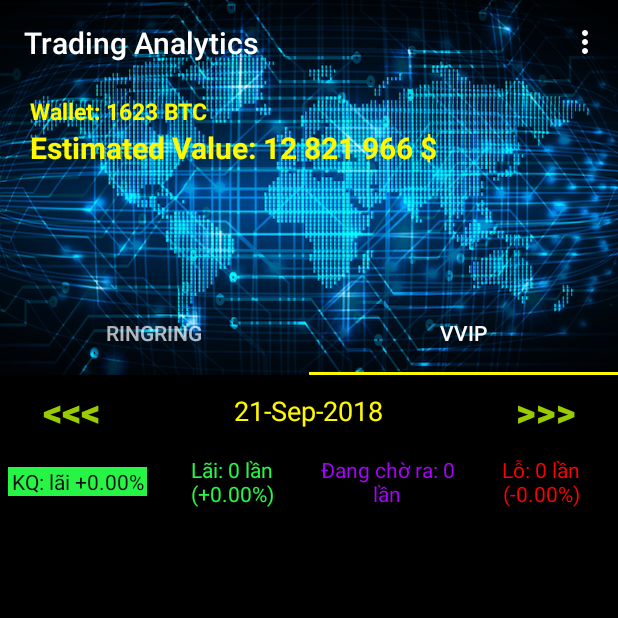
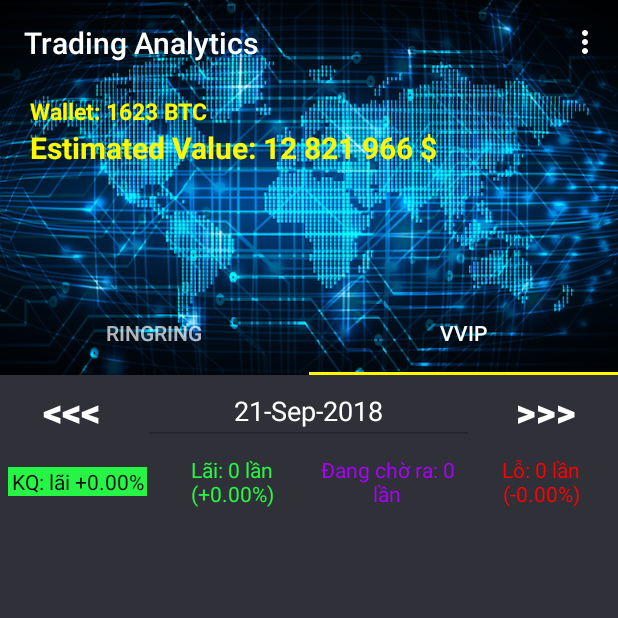
Before and after one commit to thanhvt/TraderPro, an Android app: the screen it shows after launch (ScrollingActivity), tab 2 chosen, on a phone screen of 412 x 824 dp, the top half of it. Run offline under Robolectric (Android 15) with nearby library versions, the phone set to English and light mode, and no system bars; our stand-ins replace Picasso; libraries missing offline, so code that uses them is left out: com.binance.api; pictures from the network do not load.

Commit message:
Update UI

```diff
--- a/app/src/main/java/com/traderpro/thanhvt/VVipActivityFragment.java
+++ b/app/src/main/java/com/traderpro/thanhvt/VVipActivityFragment.java
@@ -8,7 +8,6 @@ import android.os.Bundle;
 import android.os.Environment;
 import android.os.Handler;
 import android.support.annotation.Nullable;
-import android.support.design.widget.FloatingActionButton;
 import android.support.v4.app.Fragment;
 import android.support.v4.widget.SwipeRefreshLayout;
 import android.telephony.TelephonyManager;
@@ -16,7 +15,6 @@ import android.util.Log;
 import android.view.LayoutInflater;
 import android.view.View;
 import android.view.ViewGroup;
-import android.widget.AbsListView;
 import android.widget.Button;
 import android.widget.EditText;
 import android.widget.ListView;
@@ -76,7 +74,7 @@ public class VVipActivityFragment extends Fragment {
     int lanLai = 0, lanCho = 0, lanLo = 0;
     Double dLai = 0D, dLo = 0D, dTong = 0D;
 
-    FloatingActionButton fab;
+    //    FloatingActionButton fab;
     private static final int PERMISSIONS_REQUEST_READ_PHONE_STATE = 999;
 
     private TelephonyManager mTelephonyManager;
@@ -109,13 +107,13 @@ public class VVipActivityFragment extends Fragment {
         int ngay = rightNow.get(Calendar.DAY_OF_MONTH);
         int hour = rightNow.get(Calendar.HOUR_OF_DAY);
         int min = rightNow.get(Calendar.MINUTE);
-        fab = (FloatingActionButton) view.findViewById(R.id.fab);
-        fab.setOnClickListener(new View.OnClickListener() {
-            @Override
-            public void onClick(View view) {
-                getFile(c.get(Calendar.YEAR), c.get(Calendar.MONTH) + 1, c.get(Calendar.DAY_OF_MONTH));
-            }
-        });
+//        fab = (FloatingActionButton) view.findViewById(R.id.fab);
+//        fab.setOnClickListener(new View.OnClickListener() {
+//            @Override
+//            public void onClick(View view) {
+//                getFile(c.get(Calendar.YEAR), c.get(Calendar.MONTH) + 1, c.get(Calendar.DAY_OF_MONTH));
+//            }
+//        });
     }
 
     @Override
@@ -274,35 +272,27 @@ public class VVipActivityFragment extends Fragment {
             }
         });
 
-        listView.setOnScrollListener(new AbsListView.OnScrollListener() {
-            private int mLastFirstVisibleItem;
-
-            @Override
-            public void onScrollStateChanged(AbsListView view, int scrollState) {
-                int btn_initPosY = fab.getScrollY();
-                if (scrollState == SCROLL_STATE_TOUCH_SCROLL) {
-                    fab.animate().cancel();
-                    fab.animate().translationYBy(150);
-                } else {
-                    fab.animate().cancel();
-                    fab.animate().translationY(btn_initPosY);
-                }
-            }
-
-            @Override
-            public void onScroll(AbsListView view, int firstVisibleItem,
-                                 int visibleItemCount, int totalItemCount) {
-
-//                if (mLastFirstVisibleItem < firstVisibleItem) {
-//                    Log.i("SCROLLING DOWN", "TRUE");
+//        listView.setOnScrollListener(new AbsListView.OnScrollListener() {
+//            private int mLastFirstVisibleItem;
+//
+//            @Override
+//            public void onScrollStateChanged(AbsListView view, int scrollState) {
+//                int btn_initPosY = fab.getScrollY();
+//                if (scrollState == SCROLL_STATE_TOUCH_SCROLL) {
+//                    fab.animate().cancel();
+//                    fab.animate().translationYBy(150);
+//                } else {
+//                    fab.animate().cancel();
+//                    fab.animate().translationY(btn_initPosY);
 //                }
-//                if (mLastFirstVisibleItem > firstVisibleItem) {
-//                    Log.i("SCROLLING UP", "TRUE");
-//                }
-//                mLastFirstVisibleItem = firstVisibleItem;
-
-            }
-        });
+//            }
+//
+//            @Override
+//            public void onScroll(AbsListView view, int firstVisibleItem,
+//                                 int visibleItemCount, int totalItemCount) {
+//
+//            }
+//        });
 
         txtLoiLo.setOnClickListener(new View.OnClickListener() {
             @Override
--- a/app/src/main/res/layout/fragment_vvip.xml
+++ b/app/src/main/res/layout/fragment_vvip.xml
@@ -1,10 +1,9 @@
 <?xml version="1.0" encoding="utf-8"?>
 <LinearLayout xmlns:android="http://schemas.android.com/apk/res/android"
-    xmlns:app="http://schemas.android.com/apk/res-auto"
     android:layout_width="match_parent"
     android:layout_height="match_parent"
     android:orientation="vertical"
-    android:background="#000000">
+    android:background="#303138">
 
     <LinearLayout
         android:layout_width="match_parent"
@@ -20,7 +19,7 @@
             android:layout_weight="1"
             android:background="@android:color/transparent"
             android:text="@string/txtTrc"
-            android:textColor="@android:color/holo_green_light"
+            android:textColor="#ffffff"
             android:textSize="25dp"
             android:textStyle="bold" />
 
@@ -34,7 +33,7 @@
             android:enabled="false"
             android:gravity="center"
             android:inputType="date"
-            android:textColor="#FFF900" />
+            android:textColor="#ffffff" />
 
         <Button
             android:id="@+id/btnSau"
@@ -43,7 +42,7 @@
             android:layout_weight="1"
             android:background="@android:color/transparent"
             android:text="@string/txtSau"
-            android:textColor="@android:color/holo_green_light"
+            android:textColor="#ffffff"
             android:textSize="25dp"
             android:textStyle="bold" />
 
@@ -116,14 +115,14 @@
         android:layout_width="match_parent"
         android:layout_height="match_parent">
 
-        <android.support.design.widget.FloatingActionButton
-            android:id="@+id/fab"
-            android:layout_width="wrap_content"
-            android:layout_height="wrap_content"
-            android:layout_gravity="bottom|end"
-            android:layout_margin="@dimen/fab_margin"
-            android:src="@drawable/refresh"
-            app:backgroundTint="#FFF900" />
+        <!--<android.support.design.widget.FloatingActionButton-->
+        <!--android:id="@+id/fab"-->
+        <!--android:layout_width="wrap_content"-->
+        <!--android:layout_height="wrap_content"-->
+        <!--android:layout_gravity="bottom|end"-->
+        <!--android:layout_margin="@dimen/fab_margin"-->
+        <!--android:src="@drawable/refresh"-->
+        <!--app:backgroundTint="#FFF900" />-->
 
         <android.support.v4.widget.SwipeRefreshLayout
             android:id="@+id/swipeToRefresh"
--- a/app/src/main/res/layout/layoutnoti.xml
+++ b/app/src/main/res/layout/layoutnoti.xml
@@ -6,7 +6,7 @@
     <LinearLayout xmlns:android="http://schemas.android.com/apk/res/android"
         android:layout_width="match_parent"
         android:layout_height="match_parent"
-        android:background="#000000"
+        android:background="#303138"
         android:id="@+id/llayout"
         android:layout_above="@+id/txtJoin"
         android:orientation="vertical">
--- a/app/src/main/res/values/colors.xml
+++ b/app/src/main/res/values/colors.xml
@@ -1,6 +1,6 @@
 <?xml version="1.0" encoding="utf-8"?>
 <resources>
-    <color name="colorPrimary">#474953</color>
-    <color name="colorPrimaryDark">#46474e</color>
+    <color name="colorPrimary">#1c1d1e</color>
+    <color name="colorPrimaryDark">#1c1d1e</color>
     <color name="colorAccent">#FFF900</color>
 </resources>
```
